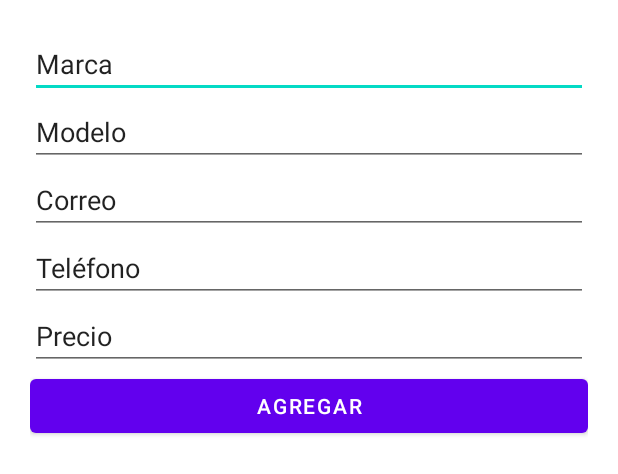
After one commit to dachava/GuitarsApp, an Android app: the layout fragment_add_guitar.xml on its own in the app's theme, with its tools: preview values and no code run, on a phone screen of 412 x 824 dp. The commit adds this screen. Shown: the top 474 px of the screen. Run offline under Robolectric (Android 15) with nearby library versions, the phone set to English and light mode, and no system bars.

Commit message:
Fragments

```diff
--- /dev/null
+++ b/app/src/main/res/drawable/ic_add_guitar.xml
@@ -0,0 +1,5 @@
+<vector android:height="24dp" android:tint="#000000"
+    android:viewportHeight="24" android:viewportWidth="24"
+    android:width="24dp" xmlns:android="http://schemas.android.com/apk/res/android">
+    <path android:fillColor="@android:color/white" android:pathData="M14,10L2,10v2h12v-2zM14,6L2,6v2h12L14,6zM18,14v-4h-2v4h-4v2h4v4h2v-4h4v-2h-4zM2,16h8v-2L2,14v2z"/>
+</vector>
--- /dev/null
+++ b/app/src/main/res/layout/fragment_add_guitar.xml
@@ -0,0 +1,55 @@
+<?xml version="1.0" encoding="utf-8"?>
+<LinearLayout xmlns:android="http://schemas.android.com/apk/res/android"
+    xmlns:tools="http://schemas.android.com/tools"
+    android:layout_width="match_parent"
+    android:layout_height="match_parent"
+    android:orientation="vertical"
+    android:padding="20dp"
+    tools:context=".AddGuitarFragment" >
+
+    <EditText
+        android:id="@+id/et_marca"
+        android:layout_width="match_parent"
+        android:layout_height="wrap_content"
+        android:ems="10"
+        android:inputType="textPersonName"
+        tools:text="@string/msg_marca" />
+
+    <EditText
+        android:id="@+id/et_modelo"
+        android:layout_width="match_parent"
+        android:layout_height="wrap_content"
+        android:ems="10"
+        android:inputType="textPersonName"
+        tools:text="@string/msg_modelo" />
+
+    <EditText
+        android:id="@+id/et_correo"
+        android:layout_width="match_parent"
+        android:layout_height="wrap_content"
+        android:ems="10"
+        android:inputType="textEmailAddress"
+        tools:text="@string/msg_correo" />
+
+    <EditText
+        android:id="@+id/et_telefono"
+        android:layout_width="match_parent"
+        android:layout_height="wrap_content"
+        android:ems="10"
+        android:inputType="phone"
+        tools:text="@string/msg_telefono" />
+
+    <EditText
+        android:id="@+id/et_precio"
+        android:layout_width="match_parent"
+        android:layout_height="wrap_content"
+        android:ems="10"
+        android:inputType="textPersonName"
+        tools:text="@string/msg_precio" />
+
+    <Button
+        android:id="@+id/bt_agregar"
+        android:layout_width="match_parent"
+        android:layout_height="wrap_content"
+        android:text="@string/bt_agregar" />
+</LinearLayout>
--- a/app/src/main/res/values/strings.xml
+++ b/app/src/main/res/values/strings.xml
@@ -13,4 +13,12 @@
     <string name="menu_guitar">Guitars</string>
     <string name="menu_gallery">Gallery</string>
     <string name="menu_slideshow">Slideshow</string>
+    <!-- TODO: Remove or change this placeholder text -->
+    <string name="hello_blank_fragment">Hello blank fragment</string>
+    <string name="msg_marca">Marca</string>
+    <string name="msg_modelo">Modelo</string>
+    <string name="msg_precio">Precio</string>
+    <string name="msg_correo">Correo</string>
+    <string name="msg_telefono">Teléfono</string>
+    <string name="bt_agregar">Agregar</string>
 </resources>
```
Also changed, not shown: app/src/main/java/com/example/guitars/ui/guitar/AddGuitarFragment.kt (added, +40 -0 lines), app/src/main/java/com/example/guitars/ui/guitar/GuitarFragment.kt (+6 -6 lines), app/src/main/res/layout/fragment_guitar.xml (+14 -9 lines), app/src/main/res/navigation/mobile_navigation.xml (+14 -1 lines).
